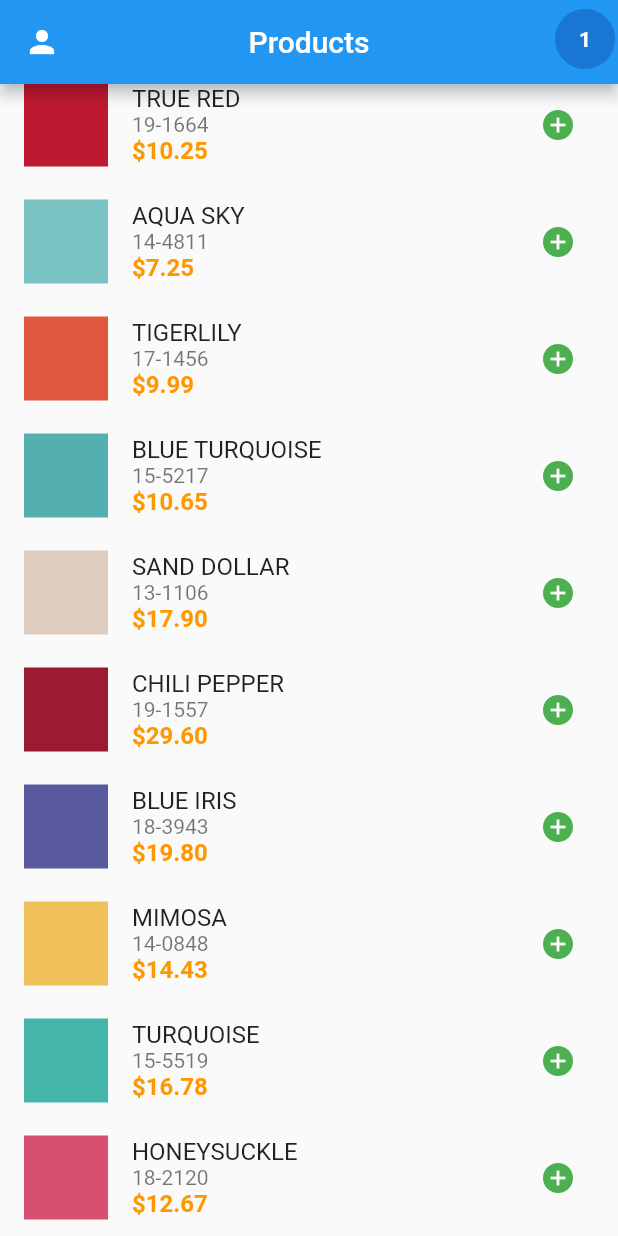
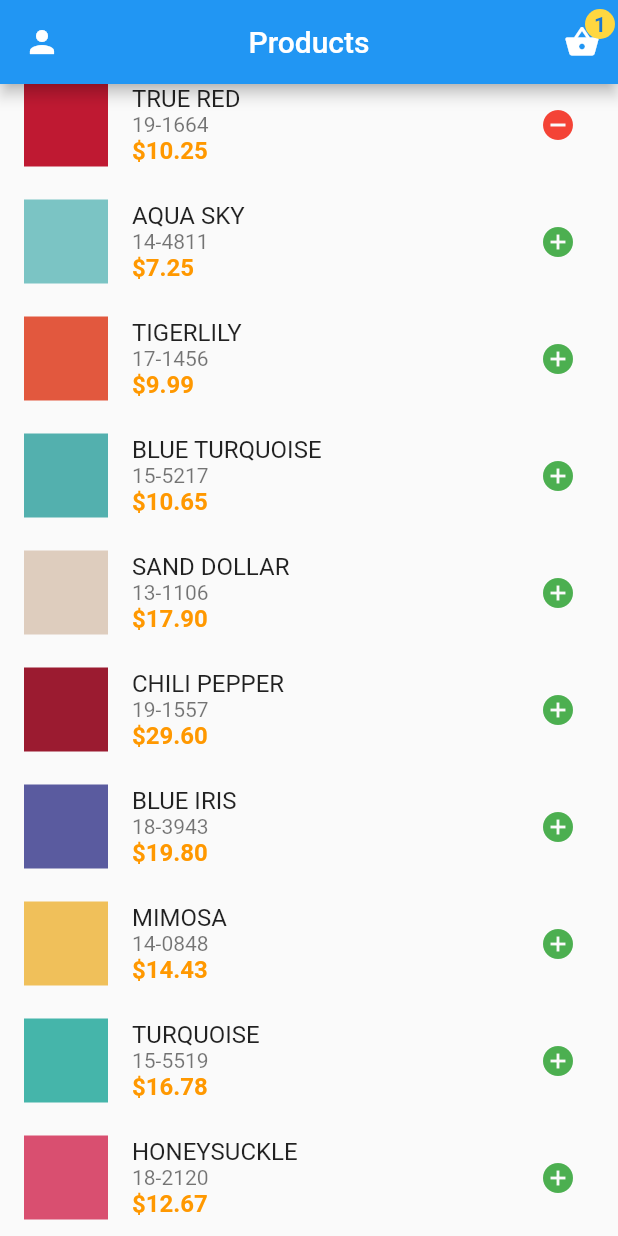
Before and after one commit to JChuayta/flutter_bloc, a Flutter app: the screen it shows after launch, scrolled down 168 dp, after a tap on the "add circle" icon, on a phone screen of 412 x 824 dp. Run offline on Flutter 3.47's test engine with Material 2 defaults, Android fonts, the phone set to English and light mode, and no system bars.

```diff
--- a/lib/blocs/catalog/catalog_bloc.dart
+++ b/lib/blocs/catalog/catalog_bloc.dart
@@ -1,8 +1,8 @@
 import 'dart:async';
 
-import 'package:example_bloc_app/blocs/catalog/catalog_event.dart';
-import 'package:example_bloc_app/blocs/catalog/catalog_state.dart';
-import 'package:example_bloc_app/models/item_model.dart';
+import 'catalog_event.dart';
+import 'catalog_state.dart';
+import '../../models/item_model.dart';
 
 class CatalogBloc {
   CatalogState _catalogState = CatalogState();
--- a/lib/blocs/catalog/catalog_event.dart
+++ b/lib/blocs/catalog/catalog_event.dart
@@ -1,4 +1,4 @@
-import 'package:example_bloc_app/models/item_model.dart';
+import '../../models/item_model.dart';
 
 abstract class CatalogEvent {}
 
--- a/lib/blocs/catalog/catalog_state.dart
+++ b/lib/blocs/catalog/catalog_state.dart
@@ -1,4 +1,4 @@
-import 'package:example_bloc_app/models/item_model.dart';
+import '../../models/item_model.dart';
 
 class CatalogState {
   List<ItemModel> _catalog = [];
--- a/lib/blocs/user/user_bloc.dart
+++ b/lib/blocs/user/user_bloc.dart
@@ -1,6 +1,7 @@
 import 'dart:async';
-part 'user_event.dart';
-part 'user_state.dart';
+
+import 'user_event.dart';
+import 'user_state.dart';
 
 class UserBloc {
   UserState _userState = UserState();
@@ -19,6 +20,7 @@ class UserBloc {
     if (event is OnChangeEvent) {
       _userState.onChange(event.value);
     }
+
     _output.add(_userState.username);
   }
 
--- a/lib/blocs/user/user_event.dart
+++ b/lib/blocs/user/user_event.dart
@@ -1,5 +1,3 @@
-part of 'user_bloc.dart';
-
 abstract class UserEvent {}
 
 class OnChangeEvent extends UserEvent {
--- a/lib/blocs/user/user_state.dart
+++ b/lib/blocs/user/user_state.dart
@@ -1,5 +1,3 @@
-part of 'user_bloc.dart';
-
 class UserState {
   String _username = 'Guest';
 
--- a/lib/screens/catalog.dart
+++ b/lib/screens/catalog.dart
@@ -1,10 +1,10 @@
 import 'package:flutter/material.dart';
+import '../blocs/catalog/catalog_bloc.dart';
+import '../blocs/catalog/catalog_event.dart';
+import '../models/item_model.dart';
 
-import 'package:example_bloc_app/blocs/catalog/catalog_event.dart';
-import 'package:example_bloc_app/blocs/catalog/catalog_bloc.dart';
-import 'package:example_bloc_app/models/item_model.dart';
-import 'package:example_bloc_app/utils/hex_to_color.dart';
-import 'package:example_bloc_app/items/items.dart' as sampleData;
+import '../utils/hex_to_color.dart';
+import '../items/items.dart' as sampleData;
 
 class CatalogScreen extends StatefulWidget {
   @override
@@ -13,6 +13,7 @@ class CatalogScreen extends StatefulWidget {
 
 class _CatalogScreenState extends State<CatalogScreen> {
   CatalogBloc _catalogBloc = CatalogBloc();
+
   @override
   void initState() {
     super.initState();
@@ -47,6 +48,7 @@ class _CatalogScreenState extends State<CatalogScreen> {
                   right: -10,
                   top: -10,
                   child: CircleAvatar(
+                    backgroundColor: Colors.amberAccent,
                     child: StreamBuilder<List<ItemModel>>(
                       initialData: [],
                       stream: _catalogBloc.catalogStream,
@@ -60,6 +62,7 @@ class _CatalogScreenState extends State<CatalogScreen> {
                         );
                       },
                     ),
+                    radius: 10.0,
                   ),
                 ),
               ],
@@ -71,15 +74,16 @@ class _CatalogScreenState extends State<CatalogScreen> {
         ],
       ),
       body: Center(
-        child: ListViewWidget(catalogBloc: _catalogBloc),
+        child: ListViewWidget(_catalogBloc),
       ),
     );
   }
 }
 
 class ListViewWidget extends StatefulWidget {
-  final CatalogBloc catalogBloc;
-  ListViewWidget({this.catalogBloc});
+  final CatalogBloc _catalogBloc;
+
+  const ListViewWidget(this._catalogBloc);
 
   @override
   _ListViewWidgetState createState() => _ListViewWidgetState();
@@ -87,9 +91,11 @@ class ListViewWidget extends StatefulWidget {
 
 class _ListViewWidgetState extends State<ListViewWidget> {
   List<ItemModel> items = [];
+
   @override
   void initState() {
     super.initState();
+
     sampleData.listItems.forEach(
       (element) => items.add(
         ItemModel(
@@ -143,14 +149,18 @@ class _ListViewWidgetState extends State<ListViewWidget> {
                   ),
             onPressed: () {
               if (items[index].addedToCart) {
-                widget.catalogBloc.sendEvent.add(
+                widget._catalogBloc.sendEvent.add(
                   RemoveCatalogItemEvent(items[index]),
                 );
               } else {
-                widget.catalogBloc.sendEvent.add(
+                widget._catalogBloc.sendEvent.add(
                   AddCatalogItemEvent(items[index]),
                 );
               }
+
+              setState(() {
+                items[index].toggleAdded();
+              });
             },
           ),
         ),
--- a/lib/utils/format_total.dart
+++ b/lib/utils/format_total.dart
@@ -1,4 +1,4 @@
-import 'package:example_bloc_app/models/item_model.dart';
+import '../models/item_model.dart';
 
 String formatTotal(List<ItemModel> list) {
   return list.length > 0
```
Also changed, not shown: lib/screens/cart.dart (+14 -13 lines), lib/screens/user.dart (+8 -5 lines).
